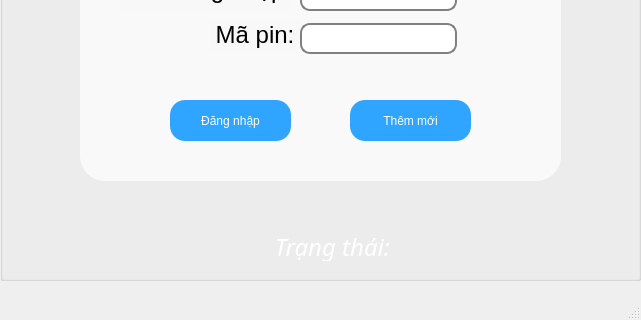
derektruong/ExpenseManagement, file QuanLyChiTieu/loginapp.ui: the form before one commit; both pictures show x 0 to 641 and y 160 to 480 of the 641 by 480 pixel window.
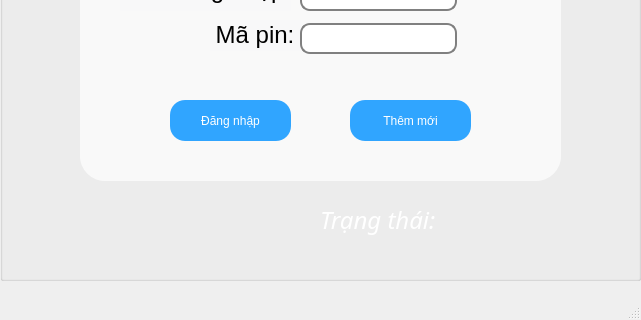
The form after the commit. Icons and pictures are not drawn.

What changed in the file:
```diff
--- a/QuanLyChiTieu/loginapp.ui
+++ b/QuanLyChiTieu/loginapp.ui
@@ -188,10 +188,10 @@
    <widget class="QLabel" name="label_TrangThai">
     <property name="geometry">
      <rect>
-      <x>180</x>
-      <y>390</y>
-      <width>311</width>
-      <height>31</height>
+      <x>320</x>
+      <y>350</y>
+      <width>271</width>
+      <height>61</height>
      </rect>
     </property>
     <property name="font">
@@ -210,7 +210,7 @@
 border-radius: 10px;</string>
     </property>
     <property name="text">
-     <string>&lt;html&gt;&lt;head/&gt;&lt;body&gt;&lt;p align=&quot;center&quot;&gt;&lt;span style=&quot; color:#ffffff;&quot;&gt;Trạng thái: &lt;/span&gt;&lt;/p&gt;&lt;/body&gt;&lt;/html&gt;</string>
+     <string>&lt;html&gt;&lt;head/&gt;&lt;body&gt;&lt;p&gt;&lt;span style=&quot; color:#ffffff;&quot;&gt;Trạng thái: &lt;/span&gt;&lt;/p&gt;&lt;/body&gt;&lt;/html&gt;</string>
     </property>
    </widget>
    <zorder>groupBox_2</zorder>
```
